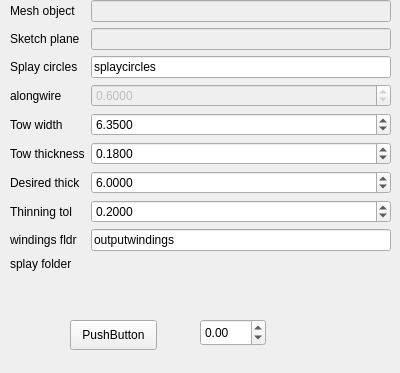
This is freecadmacros/genconstthickfromsplaytask.ui in trilbytim/geodesic as Qt 5 draws it before an edit. The edited form follows.
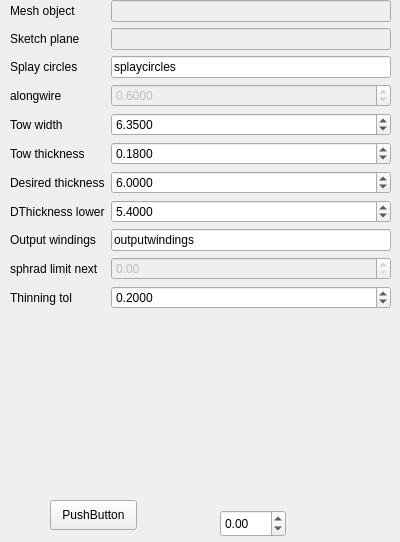
This is the edited form.

Commit message: creeping up on the splay task work

Diff of the .ui file:
```diff
--- a/freecadmacros/genconstthickfromsplaytask.ui
+++ b/freecadmacros/genconstthickfromsplaytask.ui
@@ -7,7 +7,7 @@
     <x>0</x>
     <y>0</y>
     <width>400</width>
-    <height>373</height>
+    <height>542</height>
    </rect>
   </property>
   <property name="sizePolicy">
@@ -22,8 +22,8 @@
   <widget class="QPushButton" name="pushButton">
    <property name="geometry">
     <rect>
-     <x>70</x>
-     <y>320</y>
+     <x>50</x>
+     <y>500</y>
      <width>87</width>
      <height>30</height>
     </rect>
@@ -35,8 +35,8 @@
   <widget class="QDoubleSpinBox" name="doubleSpinBox">
    <property name="geometry">
     <rect>
-     <x>200</x>
-     <y>319</y>
+     <x>220</x>
+     <y>510</y>
      <width>66</width>
      <height>27</height>
     </rect>
@@ -54,7 +54,7 @@
      <x>10</x>
      <y>0</y>
      <width>381</width>
-     <height>414</height>
+     <height>461</height>
     </rect>
    </property>
    <layout class="QFormLayout" name="formLayout">
@@ -184,7 +184,7 @@
     <item row="7" column="0">
      <widget class="QLabel" name="labdesiredthickness">
       <property name="text">
-       <string>Desired thick</string>
+       <string>Desired thickness</string>
       </property>
      </widget>
     </item>
@@ -207,14 +207,45 @@
       </property>
      </widget>
     </item>
-    <item row="8" column="0">
+    <item row="9" column="0">
+     <widget class="QLabel" name="laboutputwindings">
+      <property name="text">
+       <string>Output windings</string>
+      </property>
+     </widget>
+    </item>
+    <item row="9" column="1">
+     <widget class="QLineEdit" name="qoutputwindings">
+      <property name="enabled">
+       <bool>true</bool>
+      </property>
+      <property name="text">
+       <string>outputwindings</string>
+      </property>
+     </widget>
+    </item>
+    <item row="10" column="0">
+     <widget class="QLabel" name="labsphradlimitnext">
+      <property name="text">
+       <string>sphrad limit next</string>
+      </property>
+     </widget>
+    </item>
+    <item row="10" column="1">
+     <widget class="QDoubleSpinBox" name="qsphradlimitnext">
+      <property name="enabled">
+       <bool>false</bool>
+      </property>
+     </widget>
+    </item>
+    <item row="12" column="0">
      <widget class="QLabel" name="labthinningtol">
       <property name="text">
        <string>Thinning tol</string>
       </property>
      </widget>
     </item>
-    <item row="8" column="1">
+    <item row="12" column="1">
      <widget class="QDoubleSpinBox" name="qthinningtol">
       <property name="decimals">
        <number>4</number>
@@ -233,27 +264,29 @@
       </property>
      </widget>
     </item>
-    <item row="13" column="0">
-     <widget class="QLabel" name="labsplayfolder">
+    <item row="8" column="0">
+     <widget class="QLabel" name="labdthicknesslower">
       <property name="text">
-       <string>splay folder</string>
+       <string>DThickness lower</string>
       </property>
      </widget>
     </item>
-    <item row="9" column="0">
-     <widget class="QLabel" name="labwindingsfolder">
-      <property name="text">
-       <string>windings fldr</string>
+    <item row="8" column="1">
+     <widget class="QDoubleSpinBox" name="qthicknesslower">
+      <property name="decimals">
+       <number>4</number>
       </property>
-     </widget>
-    </item>
-    <item row="9" column="1">
-     <widget class="QLineEdit" name="qwindingsfolder">
-      <property name="enabled">
-       <bool>true</bool>
+      <property name="minimum">
+       <double>0.000000000000000</double>
       </property>
-      <property name="text">
-       <string>outputwindings</string>
+      <property name="maximum">
+       <double>100.000000000000000</double>
+      </property>
+      <property name="singleStep">
+       <double>1.000000000000000</double>
+      </property>
+      <property name="value">
+       <double>5.400000000000000</double>
       </property>
      </widget>
     </item>
```
Left out of the diff: 3 changed lines with no effect on the pictures. The commit also changes 2 other files.
